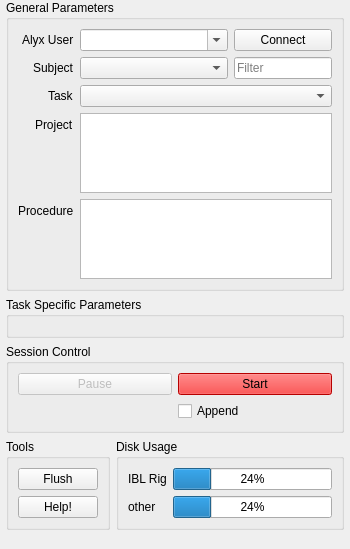
Before: the Qt Designer form iblrig/gui/wizard.ui in int-brain-lab/iblrig, drawn with Qt 5.
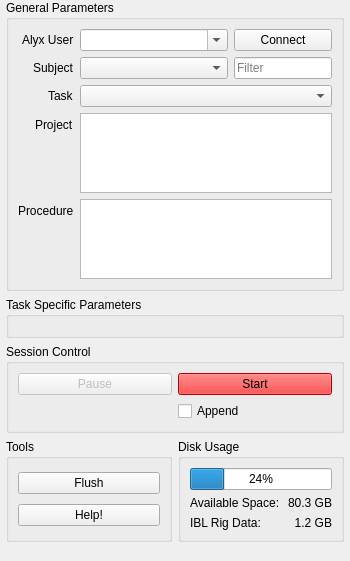
After: the same form once the commit is applied. Icons and pictures are not drawn.

Patch:
```diff
--- a/iblrig/gui/wizard.ui
+++ b/iblrig/gui/wizard.ui
@@ -7,11 +7,11 @@
     <x>0</x>
     <y>0</y>
     <width>350</width>
-    <height>517</height>
+    <height>527</height>
    </rect>
   </property>
   <property name="sizePolicy">
-   <sizepolicy hsizetype="Fixed" vsizetype="Preferred">
+   <sizepolicy hsizetype="Fixed" vsizetype="Fixed">
     <horstretch>0</horstretch>
     <verstretch>0</verstretch>
    </sizepolicy>
@@ -54,14 +54,14 @@
   </property>
   <widget class="QWidget" name="centralwidget">
    <property name="sizePolicy">
-    <sizepolicy hsizetype="MinimumExpanding" vsizetype="MinimumExpanding">
+    <sizepolicy hsizetype="Preferred" vsizetype="Preferred">
      <horstretch>0</horstretch>
      <verstretch>0</verstretch>
     </sizepolicy>
    </property>
    <property name="minimumSize">
     <size>
-     <width>350</width>
+     <width>0</width>
      <height>0</height>
     </size>
    </property>
@@ -85,9 +85,9 @@
      <number>0</number>
     </property>
     <item>
-     <layout class="QGridLayout" name="mainGrid">
+     <layout class="QGridLayout" name="mainGrid" columnstretch="0,0">
       <property name="sizeConstraint">
-       <enum>QLayout::SetMinimumSize</enum>
+       <enum>QLayout::SetDefaultConstraint</enum>
       </property>
       <property name="leftMargin">
        <number>6</number>
@@ -101,210 +101,6 @@
       <property name="bottomMargin">
        <number>0</number>
       </property>
-      <item row="4" column="0">
-       <widget class="QGroupBox" name="uiGroupTools">
-        <property name="sizePolicy">
-         <sizepolicy hsizetype="Preferred" vsizetype="Minimum">
-          <horstretch>0</horstretch>
-          <verstretch>0</verstretch>
-         </sizepolicy>
-        </property>
-        <property name="title">
-         <string>Tools</string>
-        </property>
-        <layout class="QGridLayout" name="gridLayout_3" columnstretch="0">
-         <property name="sizeConstraint">
-          <enum>QLayout::SetFixedSize</enum>
-         </property>
-         <item row="1" column="0">
-          <widget class="QPushButton" name="uiPushHelp">
-           <property name="statusTip">
-            <string>open the iblrig documentation</string>
-           </property>
-           <property name="text">
-            <string>Help!</string>
-           </property>
-          </widget>
-         </item>
-         <item row="0" column="0">
-          <widget class="QPushButton" name="uiPushFlush">
-           <property name="enabled">
-            <bool>true</bool>
-           </property>
-           <property name="statusTip">
-            <string>flush the valve</string>
-           </property>
-           <property name="text">
-            <string>Flush</string>
-           </property>
-           <property name="checkable">
-            <bool>true</bool>
-           </property>
-          </widget>
-         </item>
-        </layout>
-       </widget>
-      </item>
-      <item row="4" column="1">
-       <widget class="QGroupBox" name="uiGroupDiskSpace">
-        <property name="sizePolicy">
-         <sizepolicy hsizetype="Preferred" vsizetype="Minimum">
-          <horstretch>0</horstretch>
-          <verstretch>0</verstretch>
-         </sizepolicy>
-        </property>
-        <property name="title">
-         <string>Disk Usage</string>
-        </property>
-        <layout class="QFormLayout" name="formLayout_2">
-         <property name="sizeConstraint">
-          <enum>QLayout::SetMinimumSize</enum>
-         </property>
-         <property name="fieldGrowthPolicy">
-          <enum>QFormLayout::AllNonFixedFieldsGrow</enum>
-         </property>
-         <item row="1" column="1">
-          <widget class="QProgressBar" name="uiProgressDiskSpaceOther">
-           <property name="statusTip">
-            <string>space used by other data</string>
-           </property>
-           <property name="value">
-            <number>24</number>
-           </property>
-          </widget>
-         </item>
-         <item row="0" column="1">
-          <widget class="QProgressBar" name="uiProgressDiskSpaceV8">
-           <property name="statusTip">
-            <string>space used by IBL Rig data</string>
-           </property>
-           <property name="value">
-            <number>24</number>
-           </property>
-          </widget>
-         </item>
-         <item row="0" column="0">
-          <widget class="QLabel" name="uiLabelDiskSpaceV8">
-           <property name="text">
-            <string>IBL Rig</string>
-           </property>
-          </widget>
-         </item>
-         <item row="1" column="0">
-          <widget class="QLabel" name="uiLabelDiskSpaceOther">
-           <property name="text">
-            <string>other</string>
-           </property>
-          </widget>
-         </item>
-        </layout>
-       </widget>
-      </item>
-      <item row="3" column="0" colspan="2">
-       <widget class="QGroupBox" name="uiGroupSessionControl">
-        <property name="sizePolicy">
-         <sizepolicy hsizetype="Preferred" vsizetype="Minimum">
-          <horstretch>0</horstretch>
-          <verstretch>0</verstretch>
-         </sizepolicy>
-        </property>
-        <property name="title">
-         <string>Session Control</string>
-        </property>
-        <layout class="QGridLayout" name="gridLayout" columnstretch="0,0,0">
-         <property name="sizeConstraint">
-          <enum>QLayout::SetMinAndMaxSize</enum>
-         </property>
-         <property name="leftMargin">
-          <number>9</number>
-         </property>
-         <property name="horizontalSpacing">
-          <number>6</number>
-         </property>
-         <item row="2" column="1">
-          <widget class="QPushButton" name="uiPushPause">
-           <property name="enabled">
-            <bool>false</bool>
-           </property>
-           <property name="statusTip">
-            <string>pause the session after the current trial</string>
-           </property>
-           <property name="text">
-            <string>Pause</string>
-           </property>
-           <property name="checkable">
-            <bool>true</bool>
-           </property>
-           <property name="checked">
-            <bool>false</bool>
-           </property>
-          </widget>
-         </item>
-         <item row="2" column="2">
-          <widget class="QPushButton" name="uiPushStart">
-           <property name="statusTip">
-            <string>start the session</string>
-           </property>
-           <property name="styleSheet">
-            <string notr="true">QPushButton { background-color: red; }</string>
-           </property>
-           <property name="text">
-            <string>Start</string>
-           </property>
-          </widget>
-         </item>
-         <item row="3" column="2">
-          <widget class="QCheckBox" name="uiCheckAppend">
-           <property name="sizePolicy">
-            <sizepolicy hsizetype="Minimum" vsizetype="Fixed">
-             <horstretch>0</horstretch>
-             <verstretch>0</verstretch>
-            </sizepolicy>
-           </property>
-           <property name="toolTip">
-            <string/>
-           </property>
-           <property name="statusTip">
-            <string>append to previous session</string>
-           </property>
-           <property name="text">
-            <string>Append</string>
-           </property>
-          </widget>
-         </item>
-        </layout>
-       </widget>
-      </item>
-      <item row="2" column="0" colspan="2">
-       <widget class="QGroupBox" name="uiGroupTaskParameters">
-        <property name="enabled">
-         <bool>true</bool>
-        </property>
-        <property name="sizePolicy">
-         <sizepolicy hsizetype="Preferred" vsizetype="Fixed">
-          <horstretch>0</horstretch>
-          <verstretch>0</verstretch>
-         </sizepolicy>
-        </property>
-        <property name="minimumSize">
-         <size>
-          <width>0</width>
-          <height>0</height>
-         </size>
-        </property>
-        <property name="title">
-         <string>Task Specific Parameters</string>
-        </property>
-        <layout class="QFormLayout" name="formLayout_3">
-         <property name="fieldGrowthPolicy">
-          <enum>QFormLayout::AllNonFixedFieldsGrow</enum>
-         </property>
-         <property name="labelAlignment">
-          <set>Qt::AlignRight|Qt::AlignTrailing|Qt::AlignVCenter</set>
-         </property>
-        </layout>
-       </widget>
-      </item>
       <item row="1" column="0" colspan="2">
        <widget class="QGroupBox" name="uiGroupParameters">
         <property name="sizePolicy">
@@ -712,6 +508,270 @@
         </layout>
        </widget>
       </item>
+      <item row="2" column="0" colspan="2">
+       <widget class="QGroupBox" name="uiGroupTaskParameters">
+        <property name="enabled">
+         <bool>true</bool>
+        </property>
+        <property name="sizePolicy">
+         <sizepolicy hsizetype="Preferred" vsizetype="Fixed">
+          <horstretch>0</horstretch>
+          <verstretch>0</verstretch>
+         </sizepolicy>
+        </property>
+        <property name="minimumSize">
+         <size>
+          <width>0</width>
+          <height>0</height>
+         </size>
+        </property>
+        <property name="title">
+         <string>Task Specific Parameters</string>
+        </property>
+        <layout class="QFormLayout" name="formLayout_3">
+         <property name="fieldGrowthPolicy">
+          <enum>QFormLayout::AllNonFixedFieldsGrow</enum>
+         </property>
+         <property name="labelAlignment">
+          <set>Qt::AlignRight|Qt::AlignTrailing|Qt::AlignVCenter</set>
+         </property>
+        </layout>
+       </widget>
+      </item>
+      <item row="4" column="1">
+       <widget class="QGroupBox" name="uiGroupDiskSpace">
+        <property name="sizePolicy">
+         <sizepolicy hsizetype="Preferred" vsizetype="Expanding">
+          <horstretch>0</horstretch>
+          <verstretch>0</verstretch>
+         </sizepolicy>
+        </property>
+        <property name="title">
+         <string>Disk Usage</string>
+        </property>
+        <layout class="QFormLayout" name="formLayout_2">
+         <property name="sizeConstraint">
+          <enum>QLayout::SetDefaultConstraint</enum>
+         </property>
+         <property name="fieldGrowthPolicy">
+          <enum>QFormLayout::AllNonFixedFieldsGrow</enum>
+         </property>
+         <property name="horizontalSpacing">
+          <number>0</number>
+         </property>
+         <property name="verticalSpacing">
+          <number>0</number>
+         </property>
+         <item row="0" column="1">
+          <widget class="QProgressBar" name="uiProgressDiskSpace">
+           <property name="sizePolicy">
+            <sizepolicy hsizetype="Expanding" vsizetype="Fixed">
+             <horstretch>0</horstretch>
+             <verstretch>0</verstretch>
+            </sizepolicy>
+           </property>
+           <property name="statusTip">
+            <string/>
+           </property>
+           <property name="value">
+            <number>24</number>
+           </property>
+           <property name="invertedAppearance">
+            <bool>false</bool>
+           </property>
+           <property name="textDirection">
+            <enum>QProgressBar::TopToBottom</enum>
+           </property>
+          </widget>
+         </item>
+         <item row="2" column="1">
+          <layout class="QHBoxLayout" name="horizontalLayout_4">
+           <property name="spacing">
+            <number>0</number>
+           </property>
+           <item>
+            <layout class="QFormLayout" name="formLayout_4">
+             <property name="verticalSpacing">
+              <number>6</number>
+             </property>
+             <property name="topMargin">
+              <number>6</number>
+             </property>
+             <item row="0" column="0">
+              <widget class="QLabel" name="uiLableDiskAvailable">
+               <property name="text">
+                <string>Available Space:</string>
+               </property>
+              </widget>
+             </item>
+             <item row="0" column="1">
+              <widget class="QLabel" name="uiLableDiskAvailableValue">
+               <property name="text">
+                <string>80.3 GB</string>
+               </property>
+               <property name="textFormat">
+                <enum>Qt::AutoText</enum>
+               </property>
+               <property name="alignment">
+                <set>Qt::AlignRight|Qt::AlignTrailing|Qt::AlignVCenter</set>
+               </property>
+              </widget>
+             </item>
+             <item row="1" column="0">
+              <widget class="QLabel" name="uiLableDiskIblrig">
+               <property name="text">
+                <string>IBL Rig Data:</string>
+               </property>
+              </widget>
+             </item>
+             <item row="1" column="1">
+              <widget class="QLabel" name="uiLableDiskIblrigValue">
+               <property name="text">
+                <string>1.2 GB</string>
+               </property>
+               <property name="alignment">
+                <set>Qt::AlignRight|Qt::AlignTrailing|Qt::AlignVCenter</set>
+               </property>
+              </widget>
+             </item>
+            </layout>
+           </item>
+          </layout>
+         </item>
+        </layout>
+       </widget>
+      </item>
+      <item row="4" column="0">
+       <widget class="QGroupBox" name="uiGroupTools">
+        <property name="sizePolicy">
+         <sizepolicy hsizetype="Preferred" vsizetype="Expanding">
+          <horstretch>0</horstretch>
+          <verstretch>0</verstretch>
+         </sizepolicy>
+        </property>
+        <property name="title">
+         <string>Tools</string>
+        </property>
+        <layout class="QGridLayout" name="gridLayout_3" columnstretch="0">
+         <property name="sizeConstraint">
+          <enum>QLayout::SetDefaultConstraint</enum>
+         </property>
+         <item row="0" column="0">
+          <widget class="QPushButton" name="uiPushFlush">
+           <property name="enabled">
+            <bool>true</bool>
+           </property>
+           <property name="sizePolicy">
+            <sizepolicy hsizetype="Expanding" vsizetype="Fixed">
+             <horstretch>0</horstretch>
+             <verstretch>0</verstretch>
+            </sizepolicy>
+           </property>
+           <property name="statusTip">
+            <string>flush the valve</string>
+           </property>
+           <property name="text">
+            <string>Flush</string>
+           </property>
+           <property name="checkable">
+            <bool>true</bool>
+           </property>
+          </widget>
+         </item>
+         <item row="1" column="0">
+          <widget class="QPushButton" name="uiPushHelp">
+           <property name="sizePolicy">
+            <sizepolicy hsizetype="Expanding" vsizetype="Fixed">
+             <horstretch>0</horstretch>
+             <verstretch>0</verstretch>
+            </sizepolicy>
+           </property>
+           <property name="statusTip">
+            <string>open the iblrig documentation in your browser</string>
+           </property>
+           <property name="text">
+            <string>Help!</string>
+           </property>
+          </widget>
+         </item>
+        </layout>
+       </widget>
+      </item>
+      <item row="3" column="0" colspan="2">
+       <widget class="QGroupBox" name="uiGroupSessionControl">
+        <property name="sizePolicy">
+         <sizepolicy hsizetype="Preferred" vsizetype="Minimum">
+          <horstretch>0</horstretch>
+          <verstretch>0</verstretch>
+         </sizepolicy>
+        </property>
+        <property name="title">
+         <string>Session Control</string>
+        </property>
+        <layout class="QGridLayout" name="gridLayout" columnstretch="0,0,0">
+         <property name="sizeConstraint">
+          <enum>QLayout::SetDefaultConstraint</enum>
+         </property>
+         <property name="leftMargin">
+          <number>9</number>
+         </property>
+         <property name="horizontalSpacing">
+          <number>6</number>
+         </property>
+         <item row="2" column="1">
+          <widget class="QPushButton" name="uiPushPause">
+           <property name="enabled">
+            <bool>false</bool>
+           </property>
+           <property name="statusTip">
+            <string>pause the session after the current trial</string>
+           </property>
+           <property name="text">
+            <string>Pause</string>
+           </property>
+           <property name="checkable">
+            <bool>true</bool>
+           </property>
+           <property name="checked">
+            <bool>false</bool>
+           </property>
+          </widget>
+         </item>
+         <item row="2" column="2">
+          <widget class="QPushButton" name="uiPushStart">
+           <property name="statusTip">
+            <string>start the session</string>
+           </property>
+           <property name="styleSheet">
+            <string notr="true">QPushButton { background-color: red; }</string>
+           </property>
+           <property name="text">
+            <string>Start</string>
+           </property>
+          </widget>
+         </item>
+         <item row="3" column="2">
+          <widget class="QCheckBox" name="uiCheckAppend">
+           <property name="sizePolicy">
+            <sizepolicy hsizetype="Minimum" vsizetype="Fixed">
+             <horstretch>0</horstretch>
+             <verstretch>0</verstretch>
+            </sizepolicy>
+           </property>
+           <property name="toolTip">
+            <string/>
+           </property>
+           <property name="statusTip">
+            <string>append to previous session</string>
+           </property>
+           <property name="text">
+            <string>Append</string>
+           </property>
+          </widget>
+         </item>
+        </layout>
+       </widget>
+      </item>
      </layout>
     </item>
    </layout>
```
Left out of the diff: 6 changed lines with no effect on the pictures.
